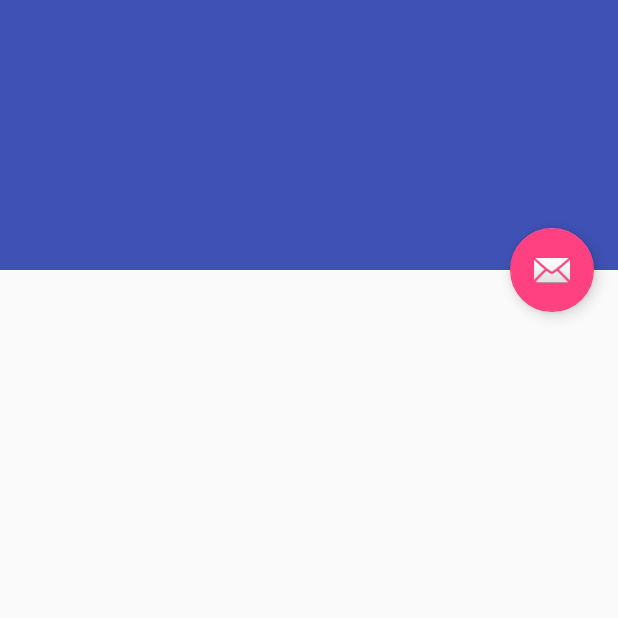
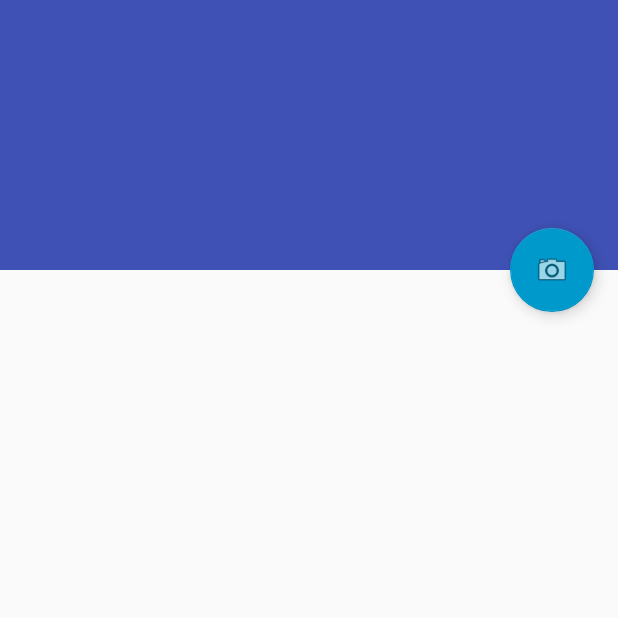
Before and after one commit to jdn0215/MyGiftList, an Android app: the ImagenesVista screen opened directly, with no data from a screen before it, on a phone screen of 412 x 824 dp, the top half of it. Run offline under Robolectric (Android 15) with nearby library versions, the phone set to English and light mode, and no system bars.

Commit message:
comentarios_sobre_que_falta

```diff
--- a/proyecto/app/src/main/res/layout/activity_imagenes_vista.xml
+++ b/proyecto/app/src/main/res/layout/activity_imagenes_vista.xml
@@ -32,15 +32,17 @@
         </android.support.design.widget.CollapsingToolbarLayout>
     </android.support.design.widget.AppBarLayout>
 
-    <include layout="@layout/content_imagenes_vista" />
+    <include layout="@layout/content_imagenes_vista"
+        android:id="@+id/include" />
 
     <android.support.design.widget.FloatingActionButton
         android:id="@+id/fab"
         android:layout_width="wrap_content"
         android:layout_height="wrap_content"
         android:layout_margin="@dimen/fab_margin"
+        app:backgroundTint="@android:color/holo_blue_dark"
         app:layout_anchor="@id/app_bar"
         app:layout_anchorGravity="bottom|end"
-        app:srcCompat="@android:drawable/ic_dialog_email" />
+        app:srcCompat="@android:drawable/ic_menu_camera" />
 
 </android.support.design.widget.CoordinatorLayout>
```
Also changed, not shown: proyecto/app/src/main/java/a2017iciclo/moviles/unacr/globales/proyecto/mygiftlist/mygiftlist/ImagenesVista.java (+8 -0 lines), proyecto/app/src/main/java/a2017iciclo/moviles/unacr/globales/proyecto/mygiftlist/mygiftlist/MainActivity.java (+7 -1 lines).
